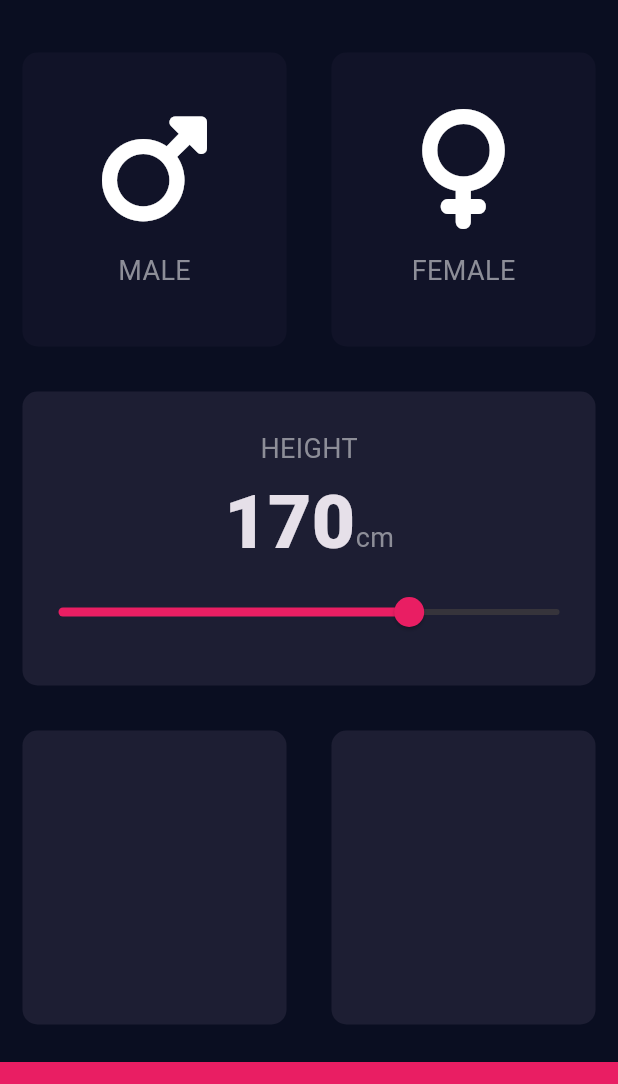
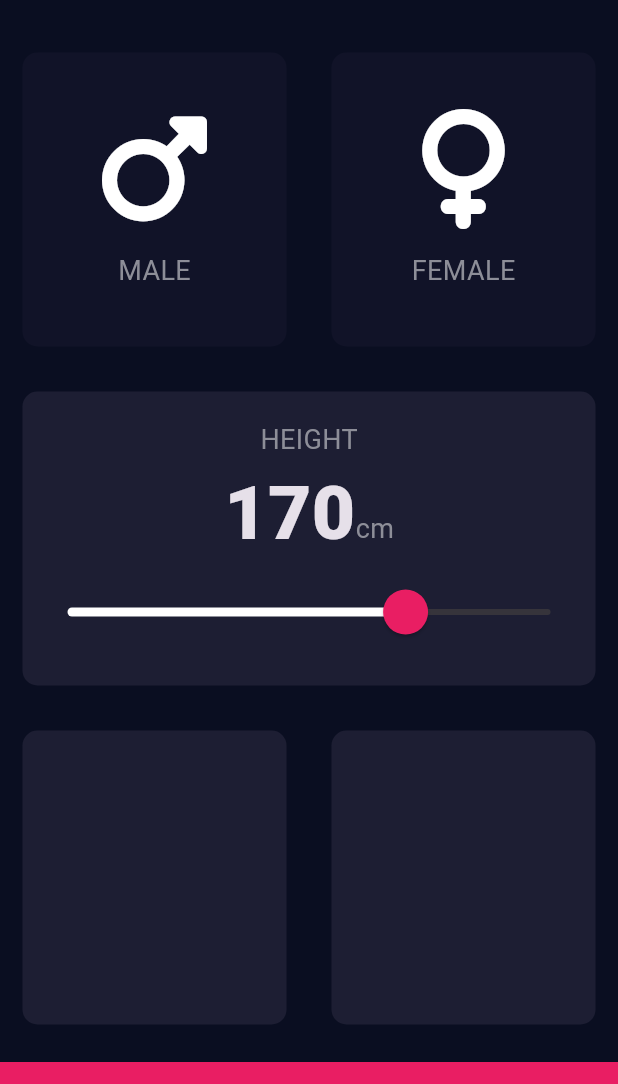
Before and after one commit to tnt-exe/bmi_cal, a Flutter app: the screen it shows after launch, on a phone screen of 412 x 824 dp, the part 54-1138 px from its top. Run offline on Flutter 3.47's test engine with Material 3 defaults, Android fonts, the phone set to English and light mode, and no system bars; our stand-ins replace font_awesome_flutter.

Commit message:
feat: further customize slider theme

```diff
--- a/lib/home.dart
+++ b/lib/home.dart
@@ -94,16 +94,28 @@ class _HomePageState extends State<HomePage> {
                         ),
                       ],
                     ),
-                    Slider(
+                    SliderTheme(
+                      data: SliderTheme.of(context).copyWith(
+                        thumbColor: kBottomContainerColor,
+                        overlayColor: kBottomContainerColor.withOpacity(0.3),
+                        activeTrackColor: Colors.white,
+                        thumbShape: const RoundSliderThumbShape(
+                          enabledThumbRadius: 15,
+                        ),
+                        overlayShape: const RoundSliderOverlayShape(
+                          overlayRadius: 30,
+                        ),
+                      ),
+                      child: Slider(
                         value: height,
                         min: 100,
                         max: 200,
-                      activeColor: kBottomContainerColor,
                         onChanged: (value) {
                           setState(() {
                             height = value;
                           });
                         },
+                      ),
                     ),
                   ],
                 ),
```
Lines whose indentation alone changed are shown as unchanged.
